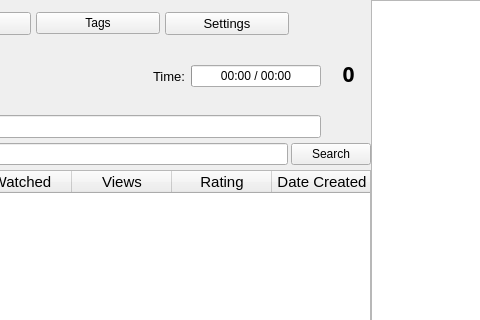
First picture: the form in MediaManager/src/QtClasses/UI/Form Files/MainWindow.ui, repository PaunescuAndrei/MediaManager, before the edit; both pictures show x 779 to 1259 and y 0 to 320 of the 1400 by 750 pixel window.
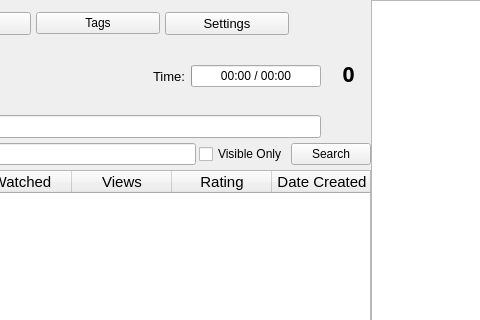
Second picture: the form after the edit. Icons and pictures are not drawn. Custom widgets are drawn as their Qt base class.

Commit message: added option to search only visible items

Diff of the .ui file:
```diff
--- a/MediaManager/src/QtClasses/UI/Form Files/MainWindow.ui
+++ b/MediaManager/src/QtClasses/UI/Form Files/MainWindow.ui
@@ -551,6 +551,13 @@
                 </property>
                </widget>
               </item>
+              <item>
+               <widget class="QCheckBox" name="visibleOnlyCheckBox">
+                <property name="text">
+                 <string>Visible Only</string>
+                </property>
+               </widget>
+              </item>
               <item>
                <widget class="QPushButton" name="searchButton">
                 <property name="text">
```
The commit also changes 1 other file.
